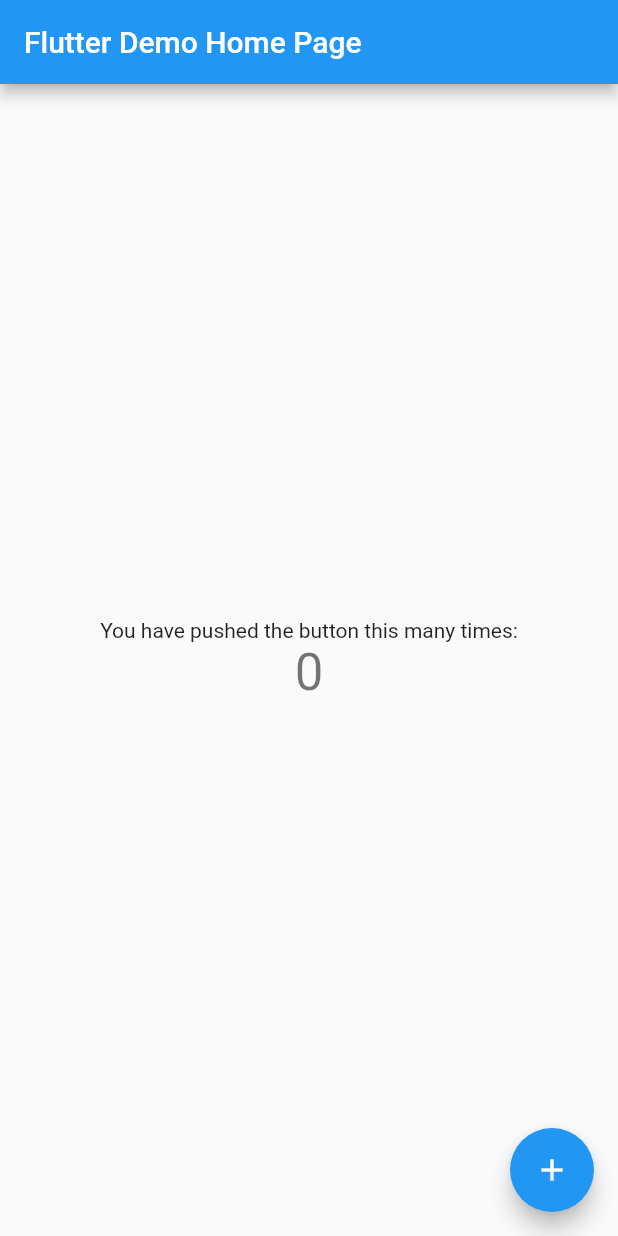
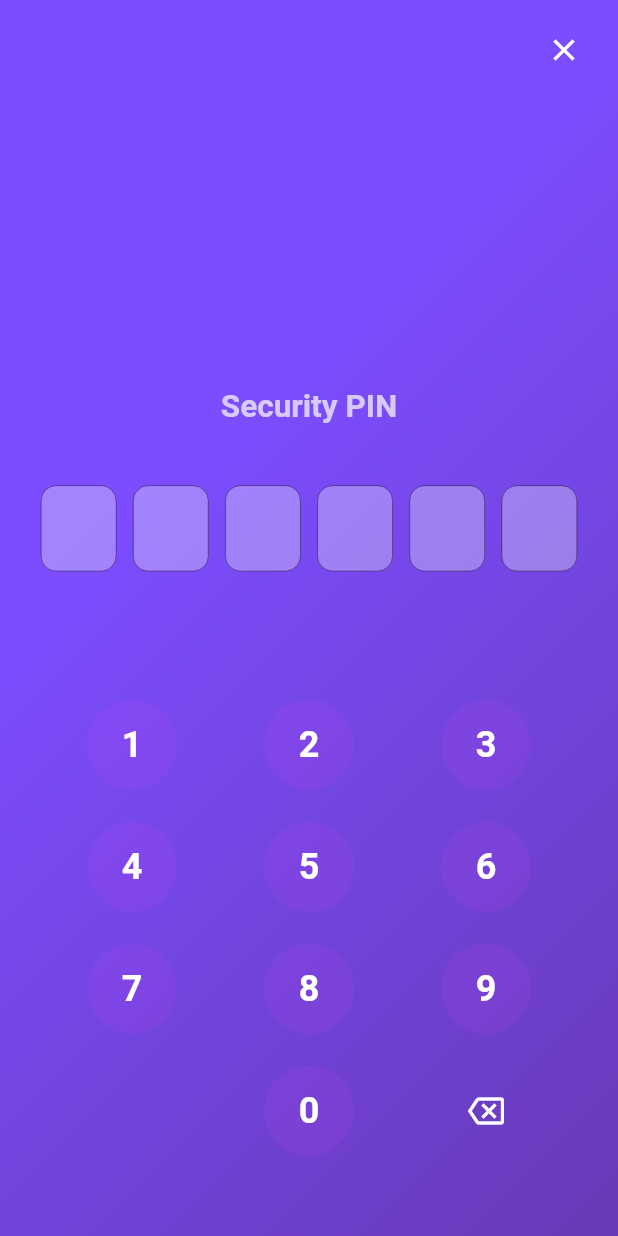
Before and after one commit to coregatekit/flutter-passcode-screen, a Flutter app: the screen it shows after launch, on a phone screen of 412 x 824 dp. Run offline on Flutter 3.47's test engine with Material 2 defaults, Android fonts, the phone set to English and light mode, and no system bars.

Commit message:
🎨 Implement passcode screen

```diff
--- a/lib/main.dart
+++ b/lib/main.dart
@@ -1,4 +1,5 @@
 import 'package:flutter/material.dart';
+import 'package:passcode_screen/screen/passcode.dart';
 
 void main() {
   runApp(const MyApp());
@@ -7,109 +8,14 @@
 class MyApp extends StatelessWidget {
   const MyApp({Key? key}) : super(key: key);
 
-  // This widget is the root of your application.
   @override
   Widget build(BuildContext context) {
     return MaterialApp(
-      title: 'Flutter Demo',
+      title: 'Passcode Screen Demo',
       theme: ThemeData(
-        // This is the theme of your application.
-        //
-        // Try running your application with "flutter run". You'll see the
-        // application has a blue toolbar. Then, without quitting the app, try
-        // changing the primarySwatch below to Colors.green and then invoke
-        // "hot reload" (press "r" in the console where you ran "flutter run",
-        // or simply save your changes to "hot reload" in a Flutter IDE).
-        // Notice that the counter didn't reset back to zero; the application
-        // is not restarted.
         primarySwatch: Colors.blue,
       ),
-      home: const MyHomePage(title: 'Flutter Demo Home Page'),
+      home: const PasscodeScreen(),
     );
   }
 }
-
-class MyHomePage extends StatefulWidget {
-  const MyHomePage({Key? key, required this.title}) : super(key: key);
-
-  // This widget is the home page of your application. It is stateful, meaning
-  // that it has a State object (defined below) that contains fields that affect
-  // how it looks.
-
-  // This class is the configuration for the state. It holds the values (in this
-  // case the title) provided by the parent (in this case the App widget) and
-  // used by the build method of the State. Fields in a Widget subclass are
-  // always marked "final".
-
-  final String title;
-
-  @override
-  State<MyHomePage> createState() => _MyHomePageState();
-}
-
-class _MyHomePageState extends State<MyHomePage> {
-  int _counter = 0;
-
-  void _incrementCounter() {
-    setState(() {
-      // This call to setState tells the Flutter framework that something has
-      // changed in this State, which causes it to rerun the build method below
-      // so that the display can reflect the updated values. If we changed
-      // _counter without calling setState(), then the build method would not be
-      // called again, and so nothing would appear to happen.
-      _counter++;
-    });
-  }
-
-  @override
-  Widget build(BuildContext context) {
-    // This method is rerun every time setState is called, for instance as done
-    // by the _incrementCounter method above.
-    //
-    // The Flutter framework has been optimized to make rerunning build methods
-    // fast, so that you can just rebuild anything that needs updating rather
-    // than having to individually change instances of widgets.
-    return Scaffold(
-      appBar: AppBar(
-        // Here we take the value from the MyHomePage object that was created by
-        // the App.build method, and use it to set our appbar title.
-        title: Text(widget.title),
-      ),
-      body: Center(
-        // Center is a layout widget. It takes a single child and positions it
-        // in the middle of the parent.
-        child: Column(
-          // Column is also a layout widget. It takes a list of children and
-          // arranges them vertically. By default, it sizes itself to fit its
-          // children horizontally, and tries to be as tall as its parent.
-          //
-          // Invoke "debug painting" (press "p" in the console, choose the
-          // "Toggle Debug Paint" action from the Flutter Inspector in Android
-          // Studio, or the "Toggle Debug Paint" command in Visual Studio Code)
-          // to see the wireframe for each widget.
-          //
-          // Column has various properties to control how it sizes itself and
-          // how it positions its children. Here we use mainAxisAlignment to
-          // center the children vertically; the main axis here is the vertical
-          // axis because Columns are vertical (the cross axis would be
-          // horizontal).
-          mainAxisAlignment: MainAxisAlignment.center,
-          children: <Widget>[
-            const Text(
-              'You have pushed the button this many times:',
-            ),
-            Text(
-              '$_counter',
-              style: Theme.of(context).textTheme.headline4,
-            ),
-          ],
-        ),
-      ),
-      floatingActionButton: FloatingActionButton(
-        onPressed: _incrementCounter,
-        tooltip: 'Increment',
-        child: const Icon(Icons.add),
-      ), // This trailing comma makes auto-formatting nicer for build methods.
-    );
-  }
-}
--- /dev/null
+++ b/lib/screen/passcode.dart
@@ -0,0 +1,388 @@
+import 'package:flutter/material.dart';
+
+class PasscodeScreen extends StatefulWidget {
+  const PasscodeScreen({Key? key}) : super(key: key);
+
+  @override
+  State<PasscodeScreen> createState() => _PasscodeScreenState();
+}
+
+class _PasscodeScreenState extends State<PasscodeScreen> {
+  List<String> currentPin = ["", "", "", "", "", ""];
+  TextEditingController firstPinController = TextEditingController();
+  TextEditingController secondPinController = TextEditingController();
+  TextEditingController thirdPinController = TextEditingController();
+  TextEditingController fourthPinController = TextEditingController();
+  TextEditingController fifthPinController = TextEditingController();
+  TextEditingController sixthPinController = TextEditingController();
+
+  var outlineInputBorder = OutlineInputBorder(
+    borderRadius: BorderRadius.circular(10),
+    borderSide: const BorderSide(color: Colors.transparent),
+  );
+
+  int pinIndex = 0;
+
+  pinIndexSetup(String text) {
+    if (pinIndex == 0) {
+      pinIndex = 1;
+    } else if (pinIndex < 6) {
+      pinIndex++;
+    }
+    setPin(pinIndex, text);
+    currentPin[pinIndex - 1] = text;
+    if (pinIndex == 6) {
+      validatePin();
+    }
+  }
+
+  setPin(int n, String text) {
+    switch (n) {
+      case 1:
+        firstPinController.text = text;
+        break;
+      case 2:
+        secondPinController.text = text;
+        break;
+      case 3:
+        thirdPinController.text = text;
+        break;
+      case 4:
+        fourthPinController.text = text;
+        break;
+      case 5:
+        fifthPinController.text = text;
+        break;
+      case 6:
+        sixthPinController.text = text;
+        break;
+    }
+  }
+
+  clearPin() {
+    if (pinIndex == 0) {
+      pinIndex = 0;
+    } else if (pinIndex == 6) {
+      setPin(pinIndex, '');
+      currentPin[pinIndex - 1] = '';
+      pinIndex--;
+    } else {
+      setPin(pinIndex, '');
+      currentPin[pinIndex - 1] = '';
+      pinIndex--;
+    }
+  }
+
+  clearAllPin() {
+    pinIndex = 0;
+    firstPinController.text = '';
+    secondPinController.text = '';
+    thirdPinController.text = '';
+    fourthPinController.text = '';
+    fifthPinController.text = '';
+    sixthPinController.text = '';
+    currentPin = ["", "", "", "", "", ""];
+  }
+
+  validatePin() {
+    String pin = currentPin.join();
+    if (pin == '123456') {
+      print('Login Success!');
+    } else {
+      print('Login Failed!');
+    }
+    clearAllPin();
+  }
+
+  @override
+  Widget build(BuildContext context) {
+    return Scaffold(
+      body: Center(
+        child: Container(
+          decoration: const BoxDecoration(
+            gradient: LinearGradient(
+              colors: [
+                Colors.deepPurpleAccent,
+                Colors.deepPurple,
+              ],
+              end: Alignment.bottomRight,
+            ),
+          ),
+          child: SafeArea(
+            child: Column(
+              children: [
+                buildExitButton(),
+                Expanded(
+                  child: Container(
+                    alignment: const Alignment(0, 0.5),
+                    padding: const EdgeInsets.symmetric(horizontal: 16),
+                    child: Column(
+                      mainAxisSize: MainAxisSize.min,
+                      children: [
+                        buildSecurityText(),
+                        const SizedBox(height: 40),
+                        buildPinRow(),
+                      ],
+                    ),
+                  ),
+                ),
+                buildNumberPad(),
+              ],
+            ),
+          ),
+        ),
+      ),
+    );
+  }
+
+  buildExitButton() {
+    return Row(
+      mainAxisAlignment: MainAxisAlignment.end,
+      children: [
+        Padding(
+          padding: const EdgeInsets.all(8),
+          child: MaterialButton(
+            onPressed: () {},
+            height: 50,
+            minWidth: 50,
+            shape: RoundedRectangleBorder(
+              borderRadius: BorderRadius.circular(50),
+            ),
+            child: const Icon(
+              Icons.clear,
+              color: Colors.white,
+            ),
+          ),
+        ),
+      ],
+    );
+  }
+
+  buildSecurityText() {
+    return const Text(
+      "Security PIN",
+      style: TextStyle(
+        color: Colors.white70,
+        fontSize: 21,
+        fontWeight: FontWeight.bold,
+      ),
+    );
+  }
+
+  buildPinRow() {
+    return Row(
+      mainAxisAlignment: MainAxisAlignment.spaceEvenly,
+      children: [
+        PinNumber(
+          outlineInputBorder: outlineInputBorder,
+          textEditingController: firstPinController,
+        ),
+        PinNumber(
+          outlineInputBorder: outlineInputBorder,
+          textEditingController: secondPinController,
+        ),
+        PinNumber(
+          outlineInputBorder: outlineInputBorder,
+          textEditingController: thirdPinController,
+        ),
+        PinNumber(
+          outlineInputBorder: outlineInputBorder,
+          textEditingController: fourthPinController,
+        ),
+        PinNumber(
+          outlineInputBorder: outlineInputBorder,
+          textEditingController: fifthPinController,
+        ),
+        PinNumber(
+          outlineInputBorder: outlineInputBorder,
+          textEditingController: sixthPinController,
+        ),
+      ],
+    );
+  }
+
+  buildNumberPad() {
+    return Expanded(
+      child: Container(
+        alignment: Alignment.bottomCenter,
+        child: Padding(
+          padding: const EdgeInsets.only(bottom: 32),
+          child: Column(
+            mainAxisAlignment: MainAxisAlignment.spaceEvenly,
+            children: [
+              Row(
+                mainAxisAlignment: MainAxisAlignment.spaceEvenly,
+                children: [
+                  KeyboardNumber(
+                    n: 1,
+                    onPressed: () {
+                      pinIndexSetup('1');
+                    },
+                  ),
+                  KeyboardNumber(
+                    n: 2,
+                    onPressed: () {
+                      pinIndexSetup('2');
+                    },
+                  ),
+                  KeyboardNumber(
+                    n: 3,
+                    onPressed: () {
+                      pinIndexSetup('3');
+                    },
+                  ),
+                ],
+              ),
+              Row(
+                mainAxisAlignment: MainAxisAlignment.spaceEvenly,
+                children: [
+                  KeyboardNumber(
+                    n: 4,
+                    onPressed: () {
+                      pinIndexSetup('4');
+                    },
+                  ),
+                  KeyboardNumber(
+                    n: 5,
+                    onPressed: () {
+                      pinIndexSetup('5');
+                    },
+                  ),
+                  KeyboardNumber(
+                    n: 6,
+                    onPressed: () {
+                      pinIndexSetup('6');
+                    },
+                  ),
+                ],
+              ),
+              Row(
+                mainAxisAlignment: MainAxisAlignment.spaceEvenly,
+                children: [
+                  KeyboardNumber(
+                    n: 7,
+                    onPressed: () {
+                      pinIndexSetup('7');
+                    },
+                  ),
+                  KeyboardNumber(
+                    n: 8,
+                    onPressed: () {
+                      pinIndexSetup('8');
+                    },
+                  ),
+                  KeyboardNumber(
+                    n: 9,
+                    onPressed: () {
+                      pinIndexSetup('9');
+                    },
+                  ),
+                ],
+              ),
+              Row(
+                mainAxisAlignment: MainAxisAlignment.spaceEvenly,
+                children: [
+                  const SizedBox(width: 60),
+                  KeyboardNumber(
+                    n: 0,
+                    onPressed: () {
+                      pinIndexSetup('0');
+                    },
+                  ),
+                  SizedBox(
+                    width: 60,
+                    child: IconButton(
+                      onPressed: () {
+                        clearPin();
+                      },
+                      icon: const Icon(
+                        Icons.backspace_outlined,
+                        color: Colors.white,
+                      ),
+                    ),
+                  ),
+                ],
+              ),
+            ],
+          ),
+        ),
+      ),
+    );
+  }
+}
+
+class PinNumber extends StatelessWidget {
+  final TextEditingController textEditingController;
+  final OutlineInputBorder outlineInputBorder;
+
+  const PinNumber({
+    Key? key,
+    required this.textEditingController,
+    required this.outlineInputBorder,
+  }) : super(key: key);
+
+  @override
+  Widget build(BuildContext context) {
+    return SizedBox(
+      width: 50,
+      child: TextField(
+        controller: textEditingController,
+        enabled: false,
+        obscureText: true,
+        textAlign: TextAlign.center,
+        decoration: InputDecoration(
+          contentPadding: const EdgeInsets.all(16),
+          border: outlineInputBorder,
+          filled: true,
+          fillColor: Colors.white30,
+        ),
+        style: const TextStyle(
+          fontSize: 21,
+          color: Colors.white,
+          fontWeight: FontWeight.bold,
+        ),
+      ),
+    );
+  }
+}
+
+class KeyboardNumber extends StatelessWidget {
+  final int n;
+  final Function() onPressed;
+
+  const KeyboardNumber({
+    Key? key,
+    required this.n,
+    required this.onPressed,
+  }) : super(key: key);
+
+  @override
+  Widget build(BuildContext context) {
+    return Container(
+      width: 60,
+      height: 60,
+      decoration: BoxDecoration(
+        shape: BoxShape.circle,
+        color: Colors.purpleAccent.withOpacity(0.1),
+      ),
+      alignment: Alignment.center,
+      child: MaterialButton(
+        padding: const EdgeInsets.all(8),
+        onPressed: onPressed,
+        shape: RoundedRectangleBorder(
+          borderRadius: BorderRadius.circular(60),
+        ),
+        height: 90,
+        child: Text(
+          n.toString(),
+          textAlign: TextAlign.center,
+          style: TextStyle(
+            fontSize: 24 * MediaQuery.of(context).textScaleFactor,
+            color: Colors.white,
+            fontWeight: FontWeight.bold,
+          ),
+        ),
+      ),
+    );
+  }
+}
```
